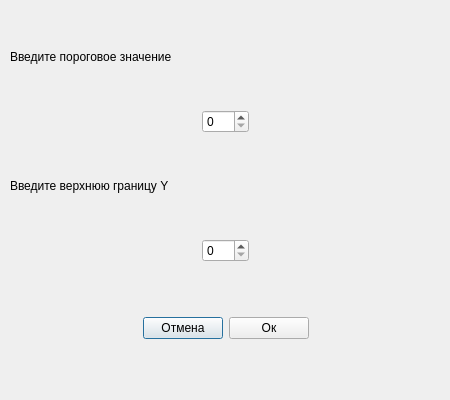
Above: settings.ui from WTFTrick/TestMutomo before the change. Below: the same form after it.
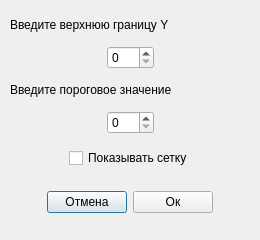
That is the form after the change.

Commit message: Add high voltage power source tab

```diff
--- a/settings.ui
+++ b/settings.ui
@@ -6,8 +6,8 @@
    <rect>
     <x>0</x>
     <y>0</y>
-    <width>450</width>
-    <height>400</height>
+    <width>260</width>
+    <height>240</height>
    </rect>
   </property>
   <property name="sizePolicy">
@@ -18,14 +18,14 @@
   </property>
   <property name="minimumSize">
    <size>
-    <width>450</width>
-    <height>400</height>
+    <width>260</width>
+    <height>240</height>
    </size>
   </property>
   <property name="maximumSize">
    <size>
-    <width>450</width>
-    <height>400</height>
+    <width>260</width>
+    <height>240</height>
    </size>
   </property>
   <property name="windowTitle">
@@ -36,24 +36,11 @@
     <rect>
      <x>10</x>
      <y>10</y>
-     <width>431</width>
-     <height>381</height>
+     <width>241</width>
+     <height>221</height>
     </rect>
    </property>
    <layout class="QGridLayout" name="gridLayout">
-    <item row="4" column="0">
-     <widget class="QLabel" name="label_yUpperBound">
-      <property name="sizePolicy">
-       <sizepolicy hsizetype="Preferred" vsizetype="Fixed">
-        <horstretch>0</horstretch>
-        <verstretch>0</verstretch>
-       </sizepolicy>
-      </property>
-      <property name="text">
-       <string>Введите верхнюю границу Y</string>
-      </property>
-     </widget>
-    </item>
     <item row="2" column="0">
      <layout class="QHBoxLayout" name="horizontalLayout_2">
       <item>
@@ -97,7 +84,20 @@
       </item>
      </layout>
     </item>
-    <item row="8" column="0">
+    <item row="5" column="0">
+     <widget class="QLabel" name="label_threshold">
+      <property name="sizePolicy">
+       <sizepolicy hsizetype="Minimum" vsizetype="Fixed">
+        <horstretch>0</horstretch>
+        <verstretch>0</verstretch>
+       </sizepolicy>
+      </property>
+      <property name="text">
+       <string>Введите пороговое значение</string>
+      </property>
+     </widget>
+    </item>
+    <item row="10" column="0">
      <widget class="QWidget" name="widget" native="true">
       <property name="enabled">
        <bool>true</bool>
@@ -167,20 +167,7 @@
       </layout>
      </widget>
     </item>
-    <item row="0" column="0">
-     <widget class="QLabel" name="label_threshold">
-      <property name="sizePolicy">
-       <sizepolicy hsizetype="Minimum" vsizetype="Fixed">
-        <horstretch>0</horstretch>
-        <verstretch>0</verstretch>
-       </sizepolicy>
-      </property>
-      <property name="text">
-       <string>Введите пороговое значение</string>
-      </property>
-     </widget>
-    </item>
-    <item row="5" column="0">
+    <item row="6" column="0">
      <layout class="QHBoxLayout" name="horizontalLayout_4">
       <item>
        <spacer name="horizontalSpacer_5">
@@ -223,6 +210,56 @@
       </item>
      </layout>
     </item>
+    <item row="0" column="0">
+     <widget class="QLabel" name="label_yUpperBound">
+      <property name="sizePolicy">
+       <sizepolicy hsizetype="Preferred" vsizetype="Fixed">
+        <horstretch>0</horstretch>
+        <verstretch>0</verstretch>
+       </sizepolicy>
+      </property>
+      <property name="text">
+       <string>Введите верхнюю границу Y</string>
+      </property>
+     </widget>
+    </item>
+    <item row="7" column="0">
+     <layout class="QHBoxLayout" name="horizontalLayout">
+      <item>
+       <spacer name="horizontalSpacer_7">
+        <property name="orientation">
+         <enum>Qt::Horizontal</enum>
+        </property>
+        <property name="sizeHint" stdset="0">
+         <size>
+          <width>40</width>
+          <height>20</height>
+         </size>
+        </property>
+       </spacer>
+      </item>
+      <item>
+       <widget class="QCheckBox" name="checkbxForGrid">
+        <property name="text">
+         <string>Показывать сетку</string>
+        </property>
+       </widget>
+      </item>
+      <item>
+       <spacer name="horizontalSpacer_8">
+        <property name="orientation">
+         <enum>Qt::Horizontal</enum>
+        </property>
+        <property name="sizeHint" stdset="0">
+         <size>
+          <width>40</width>
+          <height>20</height>
+         </size>
+        </property>
+       </spacer>
+      </item>
+     </layout>
+    </item>
    </layout>
   </widget>
  </widget>
```
The commit also changes 7 other files.
